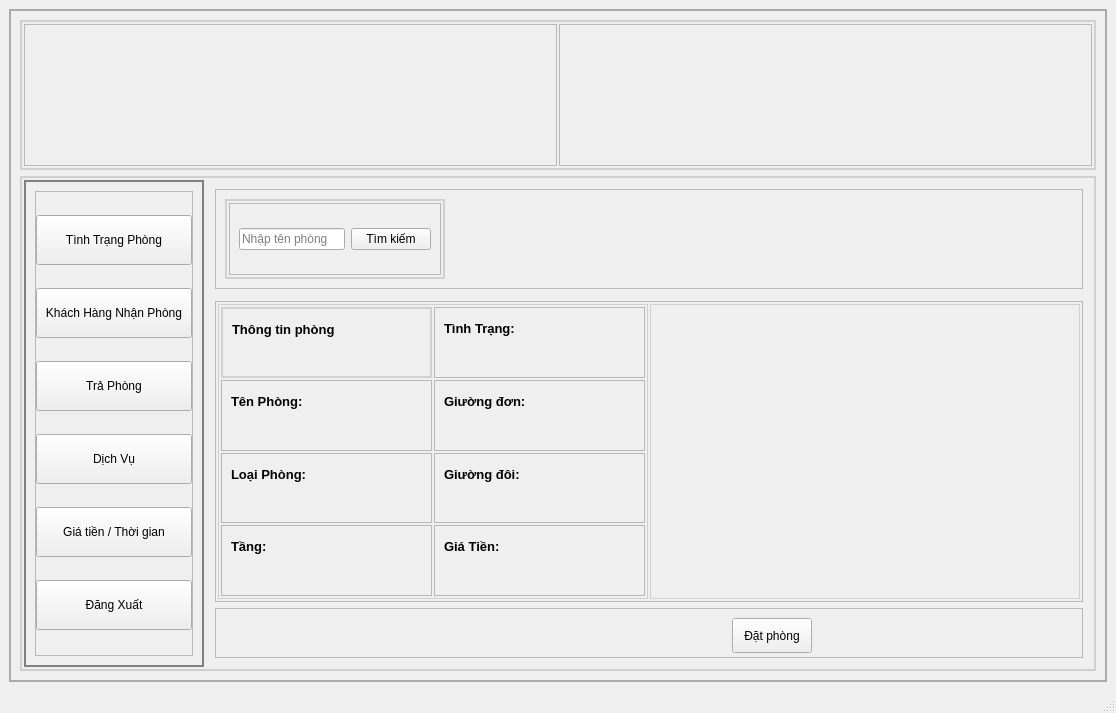
Before: the Qt Designer form mainwindow.ui in LeTrungPhong/DUT-PBL-2, drawn with Qt 5.
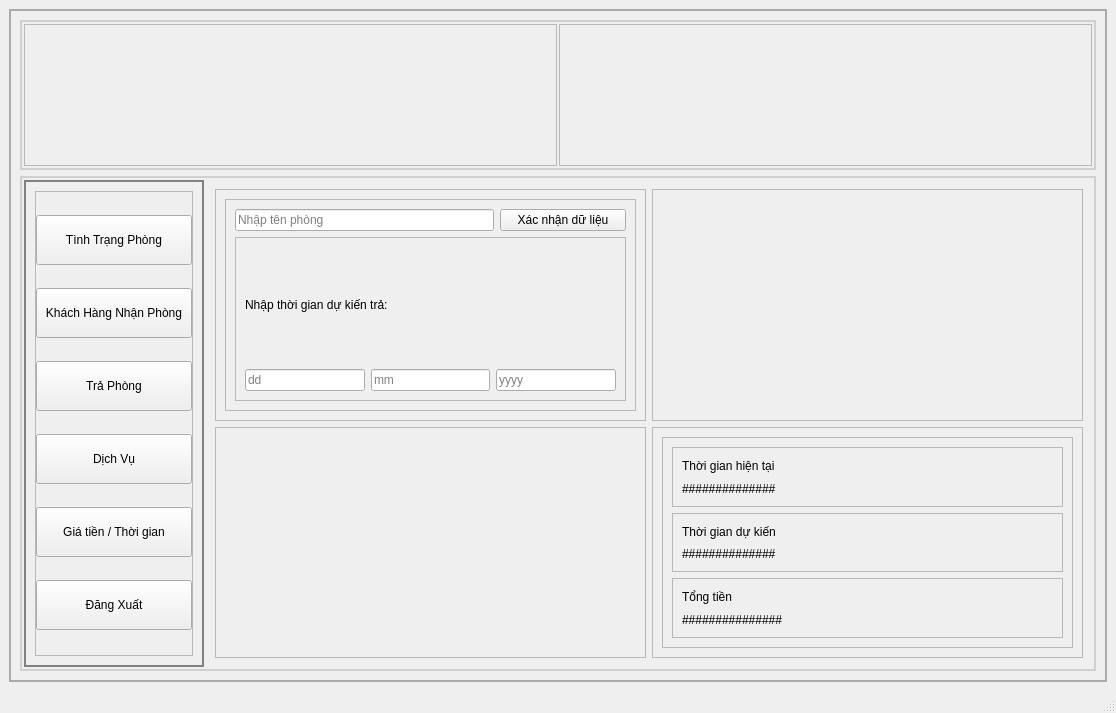
After: the same form once the commit is applied.

The edit to the form file:
```diff
--- a/mainwindow.ui
+++ b/mainwindow.ui
@@ -341,7 +341,7 @@
 	border-bottom: 1.5px solid rgb(208, 208, 208);
 }
 
-#label_41
+#label_41,#label_39
 {
 	font-size: 13px;
 	font-weight: 700;
@@ -355,7 +355,7 @@
 }</string>
              </property>
              <property name="currentIndex">
-              <number>1</number>
+              <number>4</number>
              </property>
              <widget class="QWidget" name="page_5">
               <layout class="QVBoxLayout" name="verticalLayout_5">
@@ -2737,6 +2737,214 @@
                </item>
               </layout>
              </widget>
+             <widget class="QWidget" name="page_7">
+              <layout class="QGridLayout" name="gridLayout_13">
+               <item row="0" column="0">
+                <widget class="QFrame" name="frame_40">
+                 <property name="frameShape">
+                  <enum>QFrame::StyledPanel</enum>
+                 </property>
+                 <property name="frameShadow">
+                  <enum>QFrame::Raised</enum>
+                 </property>
+                 <layout class="QGridLayout" name="gridLayout_17">
+                  <item row="0" column="0">
+                   <widget class="QFrame" name="frame_76">
+                    <property name="frameShape">
+                     <enum>QFrame::StyledPanel</enum>
+                    </property>
+                    <property name="frameShadow">
+                     <enum>QFrame::Raised</enum>
+                    </property>
+                    <layout class="QGridLayout" name="gridLayout_14">
+                     <item row="0" column="2">
+                      <widget class="QPushButton" name="buttonXacNhanDuLieu">
+                       <property name="text">
+                        <string>Xác nhận dữ liệu</string>
+                       </property>
+                      </widget>
+                     </item>
+                     <item row="0" column="0" colspan="2">
+                      <widget class="QLineEdit" name="lineEditTimKiem5">
+                       <property name="placeholderText">
+                        <string>Nhập tên phòng</string>
+                       </property>
+                      </widget>
+                     </item>
+                     <item row="2" column="0" colspan="3">
+                      <widget class="QFrame" name="frame_77">
+                       <property name="frameShape">
+                        <enum>QFrame::StyledPanel</enum>
+                       </property>
+                       <property name="frameShadow">
+                        <enum>QFrame::Raised</enum>
+                       </property>
+                       <layout class="QGridLayout" name="gridLayout_15">
+                        <item row="1" column="0">
+                         <widget class="QLineEdit" name="lineEditNgay">
+                          <property name="text">
+                           <string/>
+                          </property>
+                          <property name="placeholderText">
+                           <string>dd</string>
+                          </property>
+                         </widget>
+                        </item>
+                        <item row="1" column="1">
+                         <widget class="QLineEdit" name="lineEditThang">
+                          <property name="placeholderText">
+                           <string>mm</string>
+                          </property>
+                         </widget>
+                        </item>
+                        <item row="1" column="2">
+                         <widget class="QLineEdit" name="lineEditNam">
+                          <property name="placeholderText">
+                           <string>yyyy</string>
+                          </property>
+                         </widget>
+                        </item>
+                        <item row="0" column="0" colspan="3">
+                         <widget class="QLabel" name="label_47">
+                          <property name="text">
+                           <string>Nhập thời gian dự kiến trả:</string>
+                          </property>
+                         </widget>
+                        </item>
+                       </layout>
+                      </widget>
+                     </item>
+                    </layout>
+                   </widget>
+                  </item>
+                 </layout>
+                </widget>
+               </item>
+               <item row="1" column="1">
+                <widget class="QFrame" name="frame_75">
+                 <property name="frameShape">
+                  <enum>QFrame::StyledPanel</enum>
+                 </property>
+                 <property name="frameShadow">
+                  <enum>QFrame::Raised</enum>
+                 </property>
+                 <layout class="QGridLayout" name="gridLayout_18">
+                  <item row="0" column="0">
+                   <widget class="QFrame" name="frame_78">
+                    <property name="frameShape">
+                     <enum>QFrame::StyledPanel</enum>
+                    </property>
+                    <property name="frameShadow">
+                     <enum>QFrame::Raised</enum>
+                    </property>
+                    <layout class="QVBoxLayout" name="verticalLayout_26">
+                     <item>
+                      <widget class="QFrame" name="frame_79">
+                       <property name="frameShape">
+                        <enum>QFrame::StyledPanel</enum>
+                       </property>
+                       <property name="frameShadow">
+                        <enum>QFrame::Raised</enum>
+                       </property>
+                       <layout class="QVBoxLayout" name="verticalLayout_12">
+                        <item>
+                         <widget class="QLabel" name="label_48">
+                          <property name="text">
+                           <string>Thời gian hiện tại</string>
+                          </property>
+                         </widget>
+                        </item>
+                        <item>
+                         <widget class="QLabel" name="label_51">
+                          <property name="text">
+                           <string>##############</string>
+                          </property>
+                         </widget>
+                        </item>
+                       </layout>
+                      </widget>
+                     </item>
+                     <item>
+                      <widget class="QFrame" name="frame_80">
+                       <property name="frameShape">
+                        <enum>QFrame::StyledPanel</enum>
+                       </property>
+                       <property name="frameShadow">
+                        <enum>QFrame::Raised</enum>
+                       </property>
+                       <layout class="QVBoxLayout" name="verticalLayout_13">
+                        <item>
+                         <widget class="QLabel" name="label_49">
+                          <property name="text">
+                           <string>Thời gian dự kiến</string>
+                          </property>
+                         </widget>
+                        </item>
+                        <item>
+                         <widget class="QLabel" name="label_53">
+                          <property name="text">
+                           <string>##############</string>
+                          </property>
+                         </widget>
+                        </item>
+                       </layout>
+                      </widget>
+                     </item>
+                     <item>
+                      <widget class="QFrame" name="frame_81">
+                       <property name="frameShape">
+                        <enum>QFrame::StyledPanel</enum>
+                       </property>
+                       <property name="frameShadow">
+                        <enum>QFrame::Raised</enum>
+                       </property>
+                       <layout class="QVBoxLayout" name="verticalLayout_25">
+                        <item>
+                         <widget class="QLabel" name="label_54">
+                          <property name="text">
+                           <string>Tổng tiền</string>
+                          </property>
+                         </widget>
+                        </item>
+                        <item>
+                         <widget class="QLabel" name="label_55">
+                          <property name="text">
+                           <string>###############</string>
+                          </property>
+                         </widget>
+                        </item>
+                       </layout>
+                      </widget>
+                     </item>
+                    </layout>
+                   </widget>
+                  </item>
+                 </layout>
+                </widget>
+               </item>
+               <item row="1" column="0">
+                <widget class="QFrame" name="frame_73">
+                 <property name="frameShape">
+                  <enum>QFrame::StyledPanel</enum>
+                 </property>
+                 <property name="frameShadow">
+                  <enum>QFrame::Raised</enum>
+                 </property>
+                 <layout class="QGridLayout" name="gridLayout_16"/>
+                </widget>
+               </item>
+               <item row="0" column="1">
+                <widget class="QFrame" name="frame_74">
+                 <property name="frameShape">
+                  <enum>QFrame::StyledPanel</enum>
+                 </property>
+                 <property name="frameShadow">
+                  <enum>QFrame::Raised</enum>
+                 </property>
+                </widget>
+               </item>
+              </layout>
+             </widget>
             </widget>
            </item>
           </layout>
```
Left out of the diff: 191 changed lines with no effect on the pictures.
